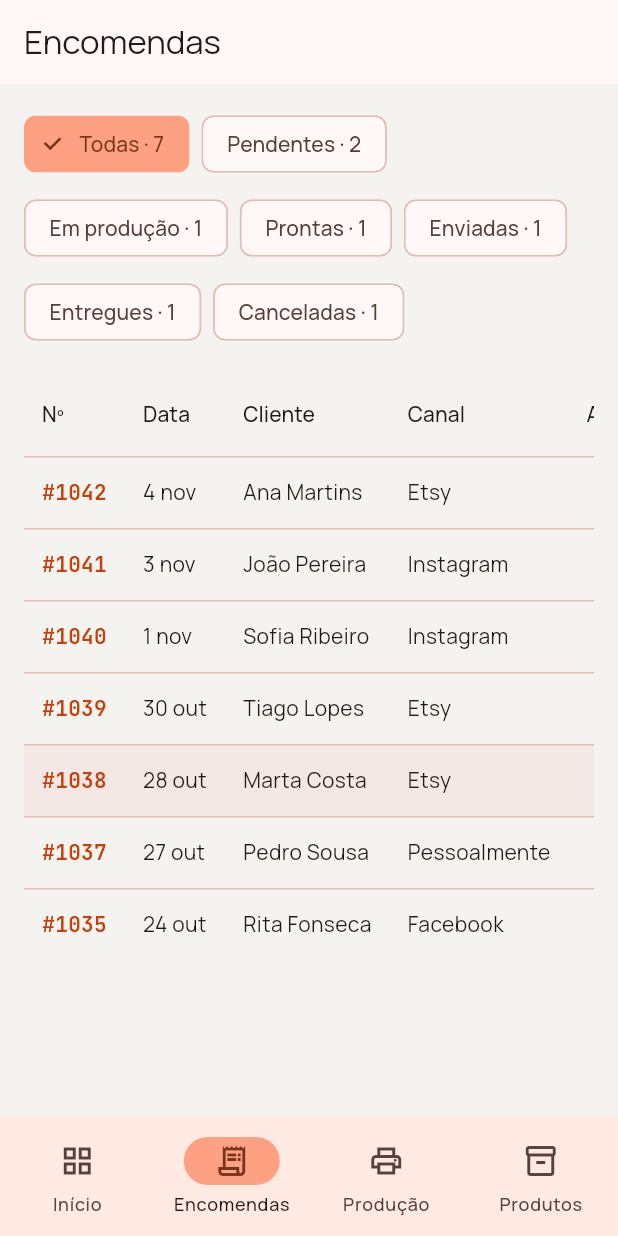
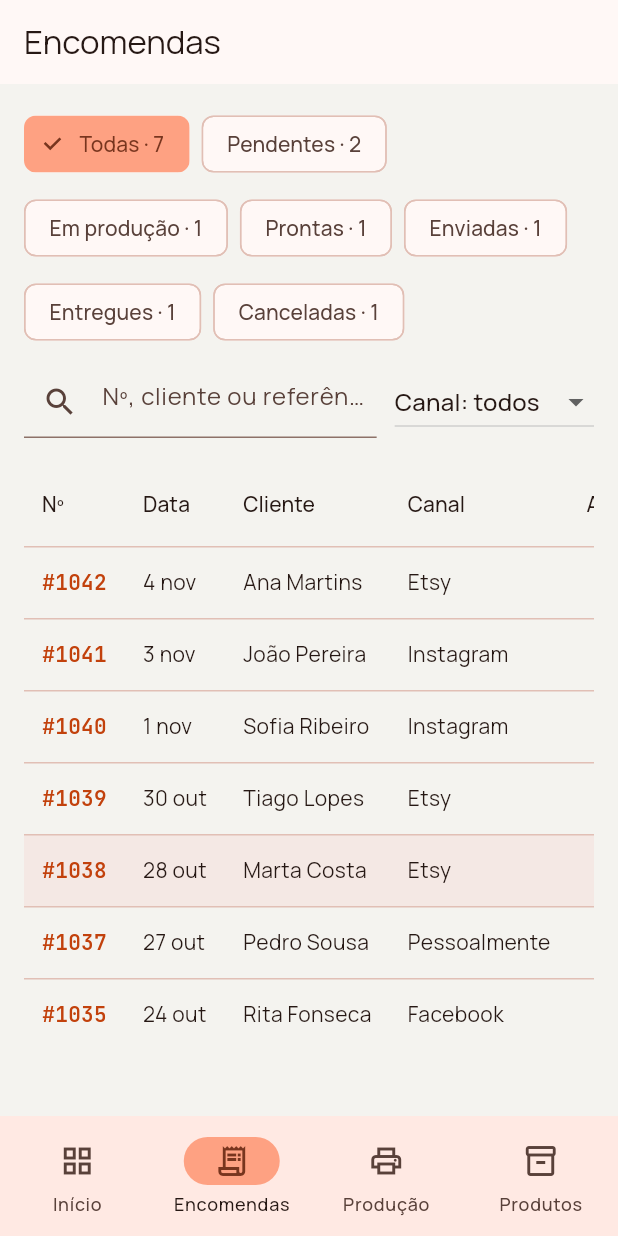
Before and after one commit to rsflecha/cubico_backoffice, a Flutter app: the screen it shows after launch, item 2 of the bottom bar chosen, on a phone screen of 412 x 824 dp. Run offline on Flutter 3.47's test engine with Material 3 defaults, Android fonts, the phone set to English and light mode, and no system bars; our stand-ins replace flutter_riverpod, freezed_annotation, go_router, google_fonts, material_ui.

Commit message:
Fatia 6: pesquisa e filtro por canal nas encomendas

```diff
--- a/app/lib/features/orders/presentation/orders_providers.dart
+++ b/app/lib/features/orders/presentation/orders_providers.dart
@@ -28,3 +28,32 @@ class SelectedOrderStatusNotifier extends Notifier<OrderStatus?> {
 final selectedOrderStatusProvider =
 NotifierProvider<SelectedOrderStatusNotifier, OrderStatus?>(
     SelectedOrderStatusNotifier.new);
+
+/// Guarda o texto da pesquisa. "" = sem pesquisa.
+class OrderSearchNotifier extends Notifier<String> {
+  @override
+  String build() => "";
+
+  void set(String text) {
+    state = text;
+  }
+}
+
+/// Placa 4: o texto da pesquisa.
+final orderSearchProvider =
+NotifierProvider<OrderSearchNotifier, String>(OrderSearchNotifier.new);
+
+/// Guarda o canal escolhido no filtro. null = todos.
+class OrderChannelFilterNotifier extends Notifier<int?> {
+  @override
+  int? build() => null;
+
+  void select(int? channelId) {
+    state = channelId;
+  }
+}
+
+/// Placa 5: o canal escolhido no filtro.
+final orderChannelFilterProvider =
+NotifierProvider<OrderChannelFilterNotifier, int?>(
+    OrderChannelFilterNotifier.new);
--- a/app/lib/features/orders/presentation/orders_screen.dart
+++ b/app/lib/features/orders/presentation/orders_screen.dart
@@ -14,6 +14,8 @@ class OrdersScreen extends ConsumerWidget {
     final orders = ref.watch(ordersProvider);
     final channels = ref.watch(salesChannelsProvider).value ?? [];
     final selected = ref.watch(selectedOrderStatusProvider);
+    final search = ref.watch(orderSearchProvider);
+    final channelFilter = ref.watch(orderChannelFilterProvider);
 
     // o nome do canal a partir do id: 1 → "Etsy"
     String channelName(int id) =>
@@ -25,6 +27,18 @@ class OrdersScreen extends ConsumerWidget {
       return o.profit >= 0 ? const Color(0xFF15803D) : const Color(0xFFB91C1C);
     }
 
+    // passa nos três filtros: estado, canal e pesquisa
+    bool matches(Order o) {
+      if (selected != null && o.status != selected) return false;
+      if (channelFilter != null && o.channelId != channelFilter) return false;
+
+      final text = search.trim().toLowerCase();
+      if (text.isEmpty) return true;
+      return "${o.orderNumber}".contains(text) ||
+          o.customerName.toLowerCase().contains(text) ||
+          (o.externalRef ?? "").contains(text);
+    }
+
     return Scaffold(
       appBar: AppBar(title: const Text("Encomendas")),
       body: orders.when(
@@ -32,9 +46,7 @@ class OrdersScreen extends ConsumerWidget {
         error: (error, stack) => Center(child: Text("Erro: $error")),
         data: (list) {
           // só as do estado escolhido (ou todas)
-          final visible = selected == null
-              ? list
-              : list.where((o) => o.status == selected).toList();
+          final visible = list.where(matches).toList();
 
           return Column(
             crossAxisAlignment: CrossAxisAlignment.start,
@@ -68,10 +80,41 @@ class OrdersScreen extends ConsumerWidget {
                 ),
               ),
 
+              // pesquisa e filtro por canal
+              Padding(
+                padding: const EdgeInsets.fromLTRB(16, 12, 16, 0),
+                child: Row(
+                  children: [
+                    Expanded(
+                      child: TextFormField(
+                        initialValue: search,
+                        decoration: const InputDecoration(
+                          prefixIcon: Icon(Icons.search),
+                          hintText: "Nº, cliente ou referência Etsy",
+                        ),
+                        onChanged: (text) =>
+                            ref.read(orderSearchProvider.notifier).set(text),
+                      ),
+                    ),
+                    const SizedBox(width: 12),
+                    DropdownButton<int?>(
+                      value: channelFilter,
+                      items: [
+                        const DropdownMenuItem(value: null, child: Text("Canal: todos")),
+                        for (final c in channels)
+                          DropdownMenuItem(value: c.id, child: Text(c.name)),
+                      ],
+                      onChanged: (id) =>
+                          ref.read(orderChannelFilterProvider.notifier).select(id),
+                    ),
+                  ],
+                ),
+              ),
+
               // a tabela, ou uma mensagem se não houver nenhuma
               Expanded(
                 child: visible.isEmpty
-                    ? const Center(child: Text("Não há encomendas neste estado."))
+                    ? const Center(child: Text("Nenhuma encomenda corresponde aos filtros."))
                     : LayoutBuilder(
                   builder: (context, constraints) => SingleChildScrollView(
                     padding: const EdgeInsets.all(16),
```
